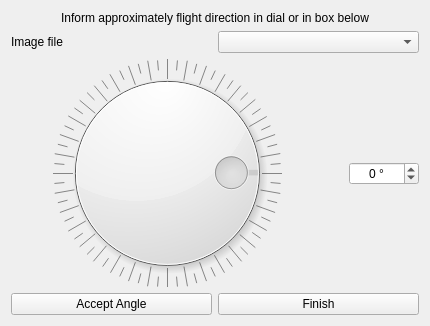
Above: branches/SandBox/trunk_PT/qt/infrastructure/FlightDirectionForm.ui from e-foto/e-foto before the change. Below: the same form after it.
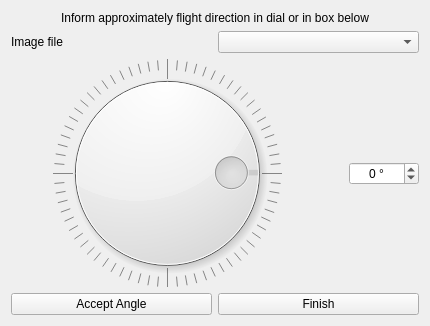
That is the form after the change.

What changed in the file:
```diff
--- a/branches/SandBox/trunk_PT/qt/infrastructure/FlightDirectionForm.ui
+++ b/branches/SandBox/trunk_PT/qt/infrastructure/FlightDirectionForm.ui
@@ -59,7 +59,7 @@
         <number>1</number>
        </property>
        <property name="pageStep">
-        <number>10</number>
+        <number>18</number>
        </property>
        <property name="value">
         <number>90</number>
```
